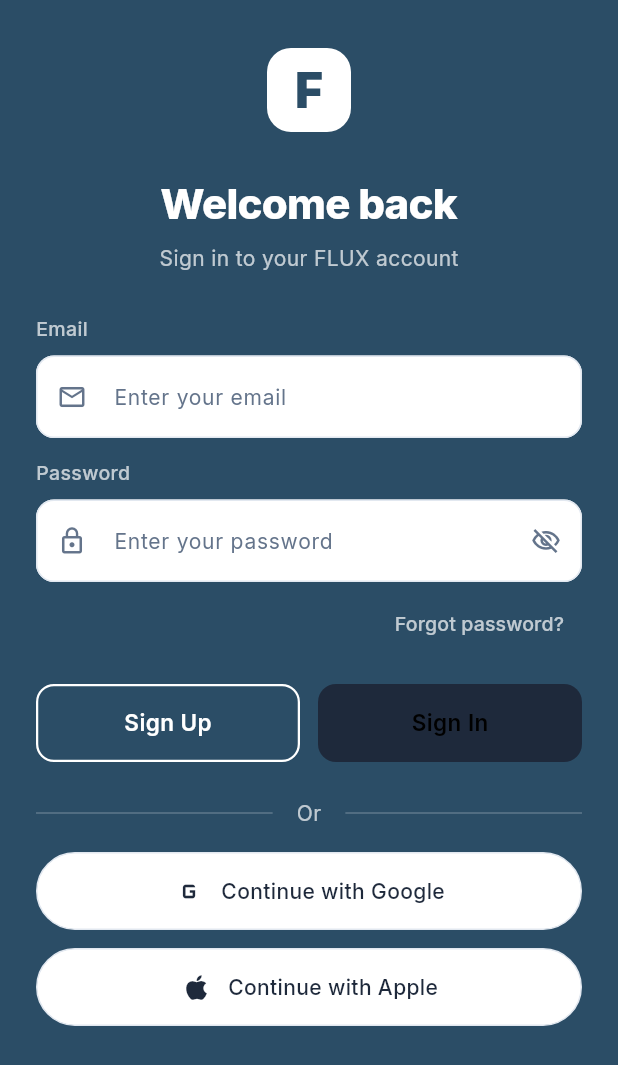
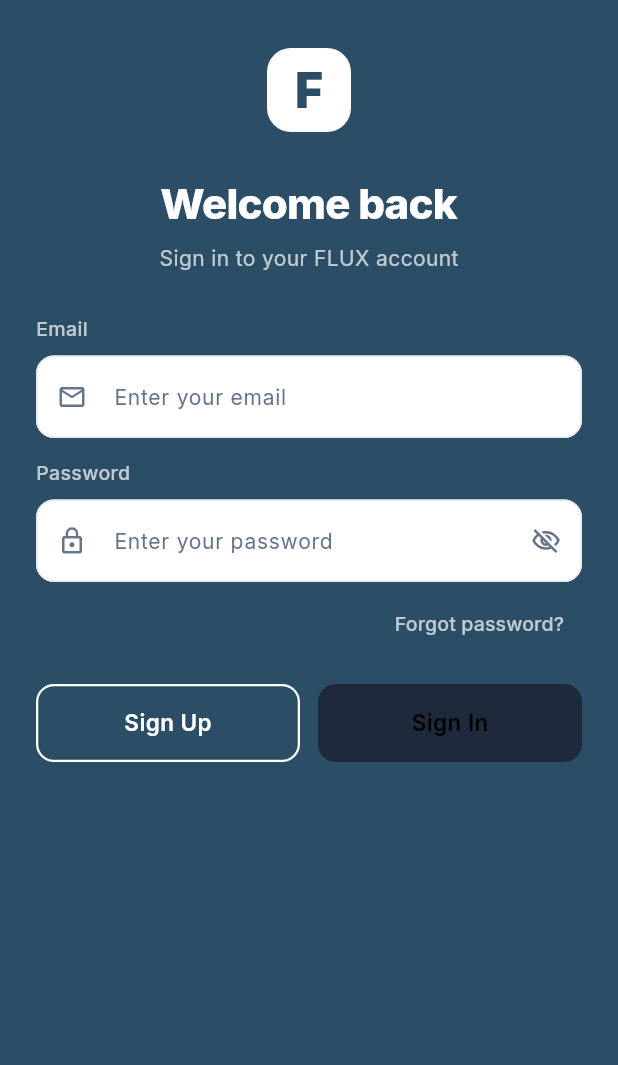
Before and after one commit to MUNYOH-JOEL-TAMON/flux_bank_app, a Flutter app: the screen it shows after launch, after a tap on "EN", after a tap on "FR", after a tap on "Skip", on a phone screen of 412 x 824 dp. Shown: the top 1065 px of the screen. Run offline on Flutter 3.47's test engine with Material 3 defaults, Android fonts, the phone set to English and light mode, and no system bars; drawn by our look-alikes of flutter_animate; our stand-ins replace cloud_firestore, firebase_auth, firebase_core, fl_chart, google_fonts, shimmer; accounts and stored records are empty; generated files the repository leaves out were written again.

```diff
--- a/lib/screens/auth/login_screen.dart
+++ b/lib/screens/auth/login_screen.dart
@@ -218,40 +218,7 @@
                   ],
                 ).animate().fadeIn(delay: 600.ms).slideY(begin: 0.2, end: 0),
 
-                const SizedBox(height: 24),
 
-                // "Or" divider
-                Row(
-                  children: [
-                    const Expanded(child: Divider(color: Colors.white24)),
-                    Padding(
-                      padding: const EdgeInsets.symmetric(horizontal: 16.0),
-                      child: Text(
-                        loc.t('or'),
-                        style: const TextStyle(color: Colors.white70),
-                      ),
-                    ),
-                    const Expanded(child: Divider(color: Colors.white24)),
-                  ],
-                ).animate().fadeIn(delay: 700.ms),
-
-                const SizedBox(height: 16),
-
-                // Google social button
-                _buildSocialButton(
-                  label: loc.t('continue_google'),
-                  icon: Icons.g_mobiledata,
-                  onTap: () {},
-                ).animate().fadeIn(delay: 800.ms),
-
-                const SizedBox(height: 12),
-
-                // Apple social button
-                _buildSocialButton(
-                  label: loc.t('continue_apple'),
-                  icon: Icons.apple,
-                  onTap: () {},
-                ).animate().fadeIn(delay: 900.ms),
 
                 const SizedBox(height: 32),
               ],
@@ -260,39 +227,4 @@
         ),
       ),
     );
-  }
-
-  Widget _buildSocialButton({
-    required String label,
-    required IconData icon,
-    required VoidCallback onTap,
-  }) {
-    return GestureDetector(
-      onTap: onTap,
-      child: Container(
-        width: double.infinity,
-        height: 52,
-        decoration: BoxDecoration(
-          color: AppColors.surface,
-          borderRadius: BorderRadius.circular(26),
-          border: Border.all(color: AppColors.divider),
-        ),
-        child: Row(
-          mainAxisAlignment: MainAxisAlignment.center,
-          children: [
-            Icon(icon, color: AppColors.textPrimary, size: 22),
-            const SizedBox(width: 10),
-            Text(
-              label,
-              style: const TextStyle(
-                color: AppColors.textPrimary,
-                fontSize: 14,
-                fontWeight: FontWeight.w500,
-              ),
-            ),
-          ],
-        ),
-      ),
-    );
-  }
 }
```
